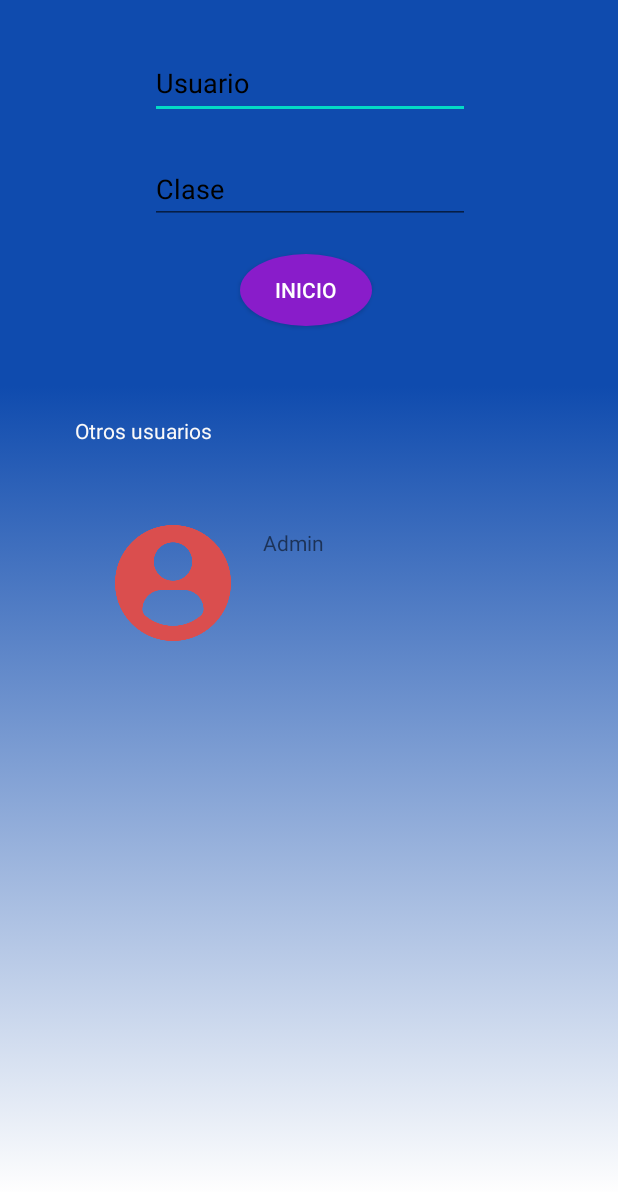
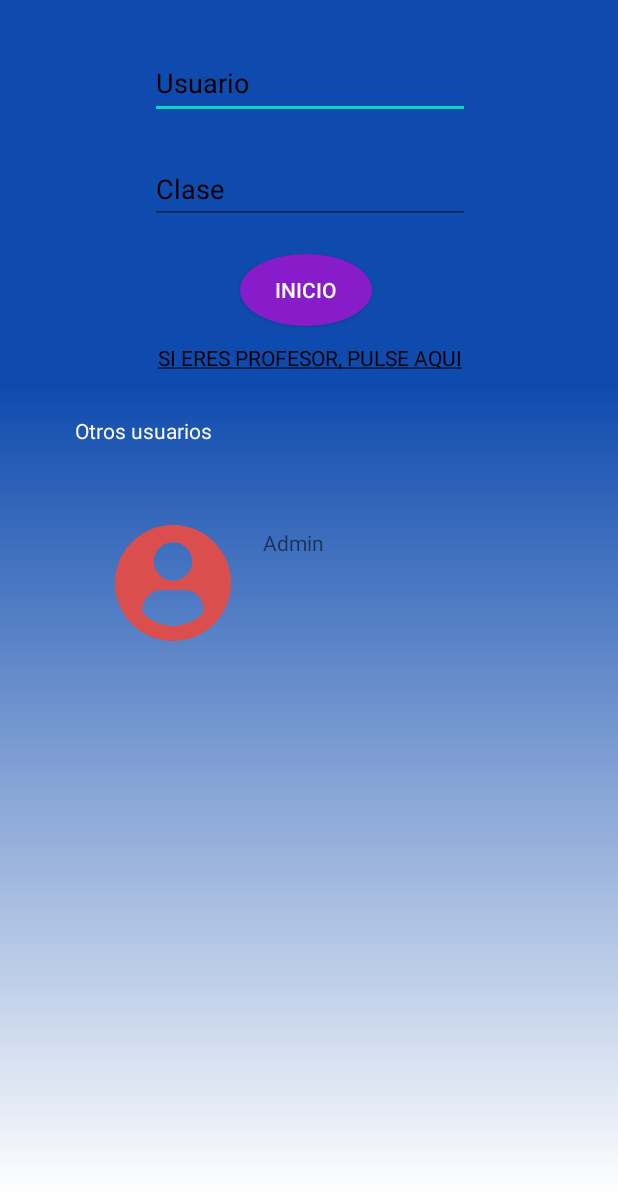
Before and after one commit to JonGonzalezPallares/Grupo5Reto2, an Android app: the screen it shows after launch (MenuPrincipal), on a phone screen of 412 x 824 dp. Shown: the top 1194 px of the screen. Run offline under Robolectric (Android 15) with nearby library versions, the phone set to English and light mode, and no system bars; our stand-ins replace Room's generated code; libraries missing offline, so code that uses them is left out: io.socket.client.

Commit message:
Avances dia 1 Sprint 4
Avances en crear clase en el modo Profesor  V1

```diff
--- a/app/src/main/java/com/example/retomuzkiz/MenuPrincipal.kt
+++ b/app/src/main/java/com/example/retomuzkiz/MenuPrincipal.kt
@@ -26,7 +26,10 @@ class MenuPrincipal : AppCompatActivity() {
         this.supportActionBar!!.hide()
 
 
-
+        binding.txtProfesor.setOnClickListener(){
+            startActivity(Intent(this,ActivityCrearClaseSocket::class.java))
+            finish()
+        }
         binding.button.setOnClickListener {
             var user = comprobarUsuario()
             if(user  != null){
--- a/app/src/main/java/com/example/retomuzkiz/clases/RetoGrupoCinco.kt
+++ b/app/src/main/java/com/example/retomuzkiz/clases/RetoGrupoCinco.kt
@@ -53,7 +53,7 @@ class RetoGrupoCinco : Application() {
 
     private fun cargarUsers() {
 
-          val user =  Usuario("1", "Admin",  "AAAA", true)
+        val user =  Usuario("1", "Admin",  "AAAA", true)
         userDb.insertUser(user)
     }
     private fun cargarProgreso() {
--- a/app/src/main/res/layout/activity_menu_principal.xml
+++ b/app/src/main/res/layout/activity_menu_principal.xml
@@ -4,7 +4,8 @@
     xmlns:tools="http://schemas.android.com/tools"
     android:layout_width="match_parent"
     android:layout_height="match_parent"
-    tools:context=".MenuPrincipal">
+    tools:context=".MenuPrincipal"
+    android:focusedByDefault="false">
 
     <ScrollView
         android:layout_width="match_parent"
@@ -38,7 +39,8 @@
                     android:textColorHighlight="#741EFF"
                     android:textColorHint="#000000"
                     app:layout_constraintStart_toStartOf="parent"
-                    app:layout_constraintTop_toTopOf="parent" />
+                    app:layout_constraintTop_toTopOf="parent"
+                    android:focusedByDefault="false"/>
 
                 <androidx.appcompat.widget.AppCompatButton
                     android:id="@+id/button"
@@ -66,7 +68,19 @@
                     android:inputType="textPersonName"
                     android:textColorHint="#000000"
                     app:layout_constraintStart_toStartOf="parent"
-                    app:layout_constraintTop_toBottomOf="@+id/txtUsuario" />
+                    app:layout_constraintTop_toBottomOf="@+id/txtUsuario"
+                    android:focusedByDefault="false"/>
+
+                <TextView
+                    android:id="@+id/txtProfesor"
+                    android:layout_width="match_parent"
+                    android:layout_height="31dp"
+                    android:layout_marginTop="5dp"
+                    android:gravity="center"
+                    android:text="@string/eresProfesor"
+                    android:textColor="#000000"
+                    app:layout_constraintStart_toStartOf="parent"
+                    app:layout_constraintTop_toBottomOf="@+id/button" />
 
             </androidx.constraintlayout.widget.ConstraintLayout>
 
--- a/app/src/main/res/values/strings.xml
+++ b/app/src/main/res/values/strings.xml
@@ -12,6 +12,7 @@
     <string name="hintClase">Clase</string>
     <string name="start">Inicio</string>
     <string name="othersUsers">Otros usuarios</string>
+    <string name="eresProfesor"><u>SI ERES PROFESOR, PULSE AQUI</u></string>
 
     <!-- Map Activity -->
     <!-- Menu -->
```
Also changed, not shown: app/src/main/AndroidManifest.xml (+18 -65 lines), app/src/main/java/com/example/retomuzkiz/ActivityCrearClaseSocket.kt (added, +17 -0 lines), app/src/main/res/drawable/estilo_boton_crear_clase.xml (added, +8 -0 lines), app/src/main/res/layout/activity_crear_clase_socket.xml (added, +88 -0 lines), 2 other files.
